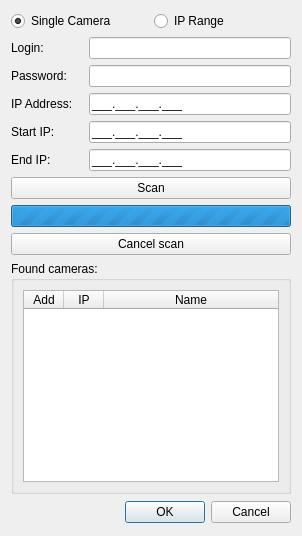
First picture: the form in client/src/ui/dialogs/camera_addition_dialog.ui, repository networkoptix/nx_open, before the edit.
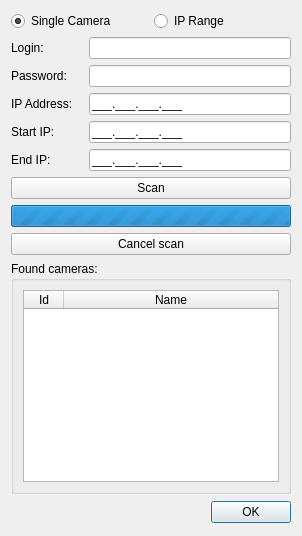
Second picture: the form after the edit. Custom widgets are drawn as their Qt base class.

Commit message:
Removed checkboxes and "Cancel" button in manual camera addition dialog.
Added prototype for the special "Ip Line Edit" widget.

<==== Mercurial data ====>
Branch: master

Patch:
```diff
--- a/client/src/ui/dialogs/camera_addition_dialog.ui
+++ b/client/src/ui/dialogs/camera_addition_dialog.ui
@@ -203,7 +203,7 @@
          <number>0</number>
         </property>
         <property name="columnCount">
-         <number>3</number>
+         <number>2</number>
         </property>
         <attribute name="horizontalHeaderVisible">
          <bool>true</bool>
@@ -225,12 +225,7 @@
         </attribute>
         <column>
          <property name="text">
-          <string>Add</string>
-         </property>
-        </column>
-        <column>
-         <property name="text">
-          <string>IP</string>
+          <string>Id</string>
          </property>
         </column>
         <column>
@@ -252,12 +247,22 @@
       </size>
      </property>
      <property name="standardButtons">
-      <set>QDialogButtonBox::Cancel|QDialogButtonBox::Ok</set>
+      <set>QDialogButtonBox::Ok</set>
+     </property>
+     <property name="centerButtons">
+      <bool>false</bool>
      </property>
     </widget>
    </item>
   </layout>
  </widget>
+ <customwidgets>
+  <customwidget>
+   <class>QnIpLineEdit</class>
+   <extends>QLineEdit</extends>
+   <header>qniplineedit.h</header>
+  </customwidget>
+ </customwidgets>
  <tabstops>
   <tabstop>singleRadioButton</tabstop>
   <tabstop>rangeRadioButton</tabstop>
```
Left out of the diff: 9 changed lines with no effect on the pictures. The commit also changes 6 other files.
